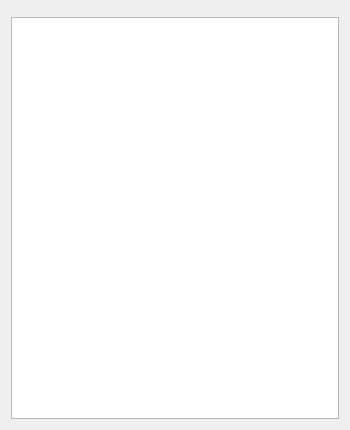
vcloarec/ReosProject, file src/ui/reoshydrographeditingwidget.ui: the form before one commit.
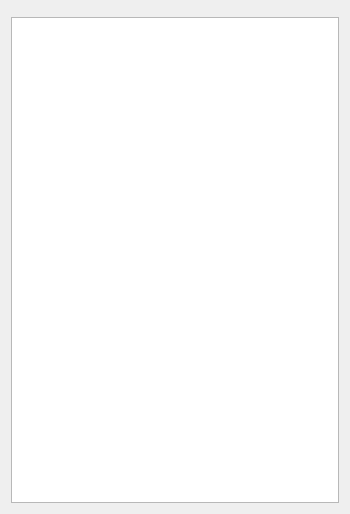
The form after the commit. Custom widgets are drawn as their Qt base class.

The edit to the form file:
```diff
--- a/src/ui/reoshydrographeditingwidget.ui
+++ b/src/ui/reoshydrographeditingwidget.ui
@@ -7,13 +7,13 @@
     <x>0</x>
     <y>0</y>
     <width>350</width>
-    <height>430</height>
+    <height>514</height>
    </rect>
   </property>
   <property name="windowTitle">
    <string>Form</string>
   </property>
-  <layout class="QVBoxLayout" name="verticalLayout">
+  <layout class="QVBoxLayout" name="verticalLayout" stretch="0,1">
    <item>
     <widget class="ReosFormWidget" name="mFormWidget" native="true"/>
    </item>
```
